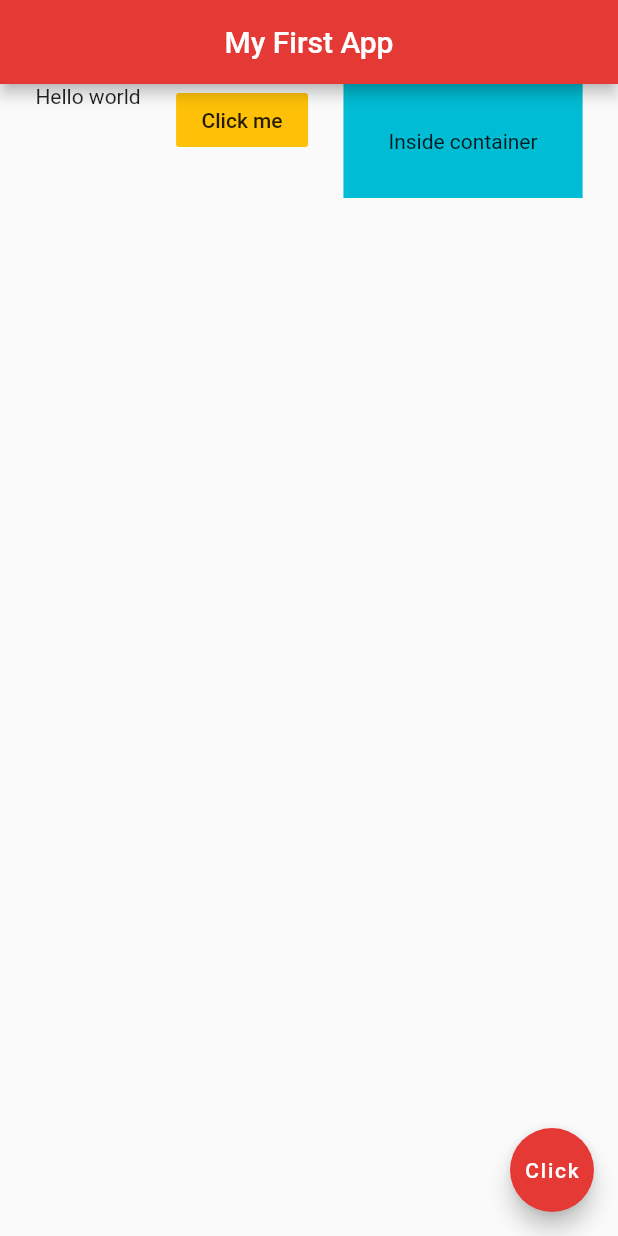
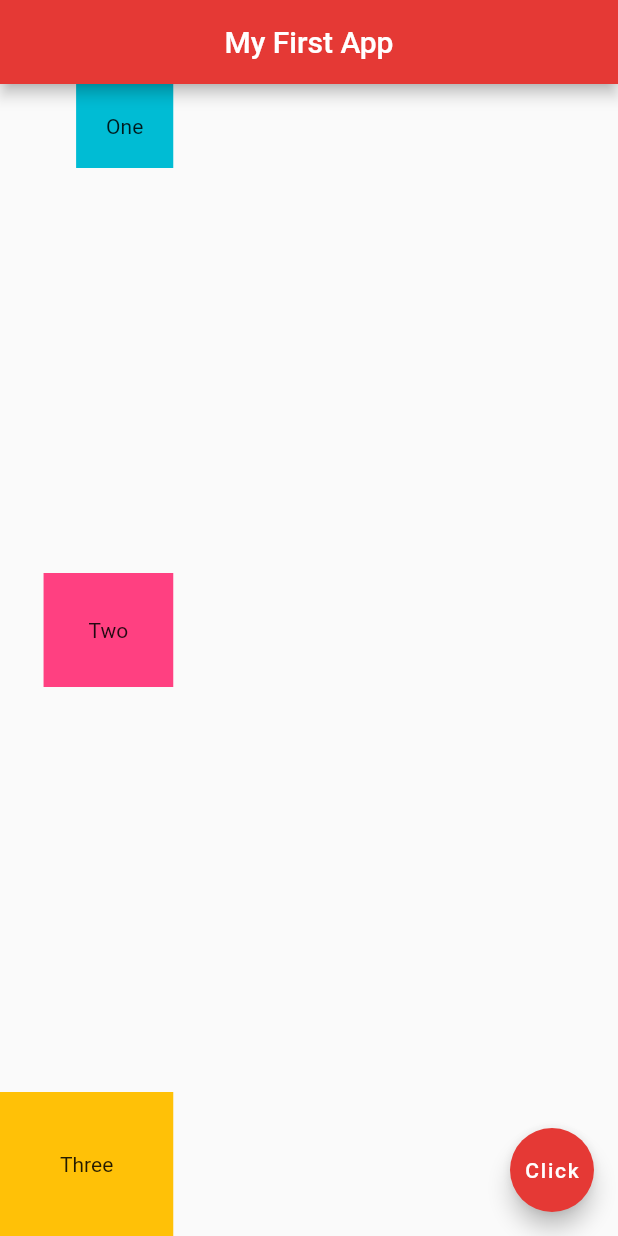
Before and after one commit to theagoliveira/flutter-tutorial-for-beginners, a Flutter app: the screen it shows after launch, on a phone screen of 412 x 824 dp. Run offline on Flutter 3.47's test engine with Material 2 defaults, Android fonts, the light colour scheme and no system bars.

Commit message:
Video #12a

```diff
--- a/myapp/lib/main.dart
+++ b/myapp/lib/main.dart
@@ -15,20 +15,22 @@ class Home extends StatelessWidget {
         centerTitle: true,
         backgroundColor: Colors.red[600],
       ),
-      body: Row(
-        mainAxisAlignment: MainAxisAlignment.spaceEvenly,
-        crossAxisAlignment: CrossAxisAlignment.start,
+      body: Column(
+        mainAxisAlignment: MainAxisAlignment.spaceBetween,
+        crossAxisAlignment: CrossAxisAlignment.end,
         children: <Widget>[
-          Text('Hello world'),
-          FlatButton(
-            onPressed: () {},
-            child: Text('Click me'),
-            color: Colors.amber,
-          ),
           Container(
+              padding: EdgeInsets.all(20.0),
               color: Colors.cyan,
+              child: Text('One')),
+          Container(
               padding: EdgeInsets.all(30.0),
-              child: Text('Inside container')),
+              color: Colors.pinkAccent,
+              child: Text('Two')),
+          Container(
+              padding: EdgeInsets.all(40.0),
+              color: Colors.amber,
+              child: Text('Three')),
         ],
       ),
       floatingActionButton: FloatingActionButton(
```
